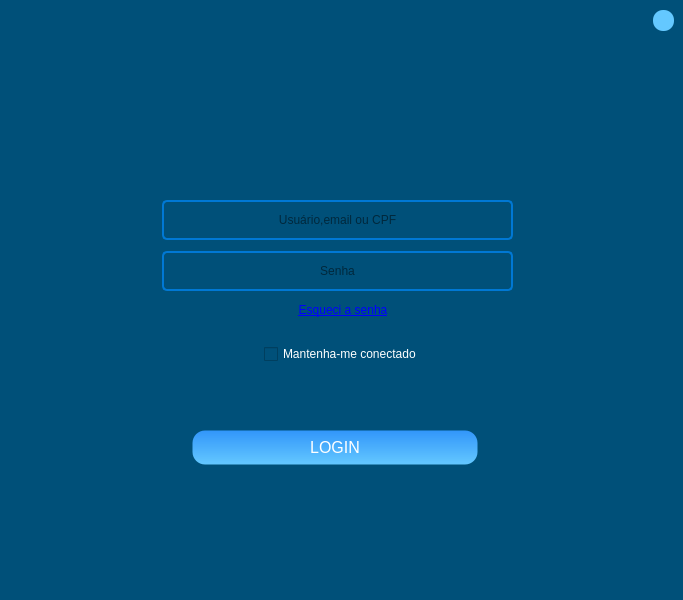
Above: login_4.ui from KevenLucas025/ProjetoERP before the change. Below: the same form after it.
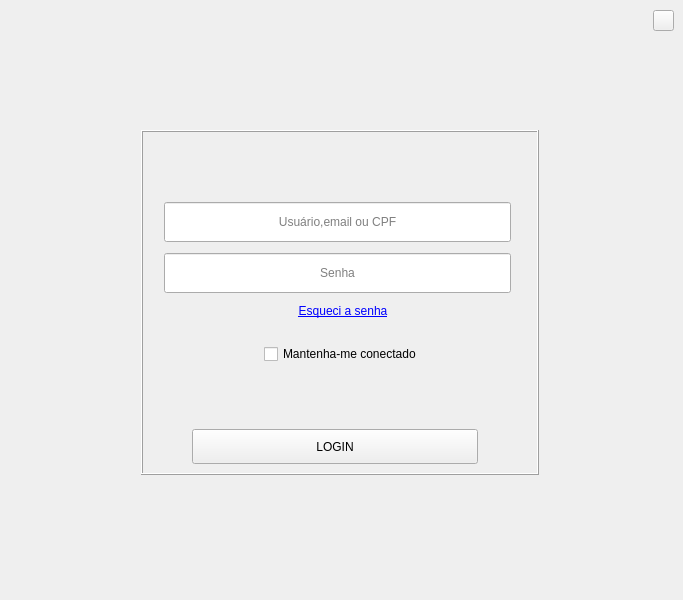
That is the form after the change. Icons and pictures are not drawn.

Commit message: estilizando o btn avancar e retroceder no modo claro

```diff
--- a/login_4.ui
+++ b/login_4.ui
@@ -26,7 +26,7 @@
    <string>MainWindow</string>
   </property>
   <property name="styleSheet">
-   <string notr="true">background-color: rgb(0, 80, 121);</string>
+   <string notr="true"/>
   </property>
   <widget class="QWidget" name="centralwidget">
    <property name="sizePolicy">
@@ -63,12 +63,7 @@
      <string>Reiniciar sistema</string>
     </property>
     <property name="styleSheet">
-     <string notr="true">QToolButton {
-    color: rgb(255, 255, 255);
-    border-radius: 10px;
-    border:  transparent;
-	background-color: rgb(100, 200, 255);
-}
+     <string notr="true">
 
 
 
@@ -116,14 +111,7 @@
      </size>
     </property>
     <property name="styleSheet">
-     <string notr="true">QFrame#frame_2 {
-    border-radius: 12px;
-    border: 2px solid qlineargradient(
-        spread:pad, x1:0, y1:0, x2:1, y2:0,
-        stop:0 #1de9b6, stop:1 #0d47a1
-    );
-}
-</string>
+     <string notr="true"/>
     </property>
     <property name="frameShape">
      <enum>QFrame::Box</enum>
@@ -165,18 +153,7 @@
         <cursorShape>PointingHandCursor</cursorShape>
        </property>
        <property name="styleSheet">
-        <string notr="true">QPushButton {
-    color: rgb(255, 255, 255);
-    border-radius: 14px;
-    font-size: 16px;
-    background: qlineargradient(x1:0, y1:0, x2:0, y2:1, stop:0 rgb(50, 150, 250), stop:1 rgb(100, 200, 255)); /* Gradiente de azul claro para azul mais claro */
-    border: 3px solid transparent;
-}
-
-QPushButton:hover {
-    background: qlineargradient(x1:0, y1:0, x2:0, y2:1, stop:0 rgb(100, 180, 255), stop:1 rgb(150, 220, 255)); /* Gradiente de azul mais claro para azul ainda mais claro */
-    color: black;
-}
+        <string notr="true">
 </string>
        </property>
        <property name="text">
@@ -250,7 +227,7 @@
            </size>
           </property>
           <property name="styleSheet">
-           <string notr="true">color: rgb(255, 255, 255);</string>
+           <string notr="true"/>
           </property>
           <property name="text">
            <string>Mantenha-me conectado</string>
@@ -289,6 +266,9 @@
             <height>16777215</height>
            </size>
           </property>
+          <property name="styleSheet">
+           <string notr="true"/>
+          </property>
           <property name="text">
            <string>&lt;html&gt;&lt;head/&gt;&lt;body&gt;&lt;p align=&quot;center&quot;&gt;&lt;a href=&quot;trocar_senha&quot;&gt;&lt;span style=&quot; text-decoration: underline; color:#0000ff;&quot;&gt;Esqueci a senha&lt;/span&gt;&lt;/a&gt;&lt;/p&gt;&lt;/body&gt;&lt;/html&gt;</string>
           </property>
@@ -318,16 +298,7 @@
         </size>
        </property>
        <property name="styleSheet">
-        <string notr="true">QLineEdit {
-    border: 2px solid #0078d4;  /* Cor da borda */
-    border-radius: 5px;          /* Bordas arredondadas */
-    padding: 5px;                /* Espaçamento interno */
-}
-
-QLineEdit::placeholder {
-    color: white;  /* Cor do placeholder */
-}
-</string>
+        <string notr="true"/>
        </property>
        <property name="echoMode">
         <enum>QLineEdit::Password</enum>
@@ -361,16 +332,7 @@
         </size>
        </property>
        <property name="styleSheet">
-        <string notr="true">QLineEdit {
-    border: 2px solid #0078d4;  /* Cor da borda */
-    border-radius: 5px;          /* Bordas arredondadas */
-    padding: 5px;                /* Espaçamento interno */
-}
-
-QLineEdit::placeholder {
-    color: white;  /* Cor do placeholder */
-}
-</string>
+        <string notr="true"/>
        </property>
        <property name="alignment">
         <set>Qt::AlignCenter</set>
```
The commit also changes 12 other files.
